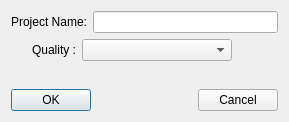
Qt form src/ATE/org/actions_on/project/ProjectWizard.ui (goanpeca/ATE.org) before a commit.
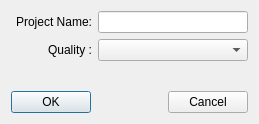
The same form after that commit.

Patch:
```diff
--- a/src/ATE/org/actions_on/project/ProjectWizard.ui
+++ b/src/ATE/org/actions_on/project/ProjectWizard.ui
@@ -6,8 +6,8 @@
    <rect>
     <x>0</x>
     <y>0</y>
-    <width>289</width>
-    <height>122</height>
+    <width>259</width>
+    <height>124</height>
    </rect>
   </property>
   <property name="windowTitle">
@@ -20,6 +20,24 @@
       <layout class="QHBoxLayout" name="horizontalLayout">
        <item>
         <widget class="QLabel" name="NewProjectLabel">
+         <property name="sizePolicy">
+          <sizepolicy hsizetype="Fixed" vsizetype="Fixed">
+           <horstretch>0</horstretch>
+           <verstretch>0</verstretch>
+          </sizepolicy>
+         </property>
+         <property name="minimumSize">
+          <size>
+           <width>81</width>
+           <height>22</height>
+          </size>
+         </property>
+         <property name="maximumSize">
+          <size>
+           <width>81</width>
+           <height>22</height>
+          </size>
+         </property>
          <property name="text">
           <string>Project Name:</string>
          </property>
@@ -30,6 +48,18 @@
        </item>
        <item>
         <widget class="QLineEdit" name="ProjectName">
+         <property name="minimumSize">
+          <size>
+           <width>150</width>
+           <height>22</height>
+          </size>
+         </property>
+         <property name="maximumSize">
+          <size>
+           <width>16777215</width>
+           <height>22</height>
+          </size>
+         </property>
          <property name="text">
           <string/>
          </property>
@@ -42,20 +72,20 @@
        <item>
         <widget class="QLabel" name="label_4">
          <property name="sizePolicy">
-          <sizepolicy hsizetype="Fixed" vsizetype="Preferred">
+          <sizepolicy hsizetype="Fixed" vsizetype="Fixed">
            <horstretch>0</horstretch>
            <verstretch>0</verstretch>
           </sizepolicy>
          </property>
          <property name="minimumSize">
           <size>
-           <width>65</width>
+           <width>81</width>
            <height>22</height>
           </size>
          </property>
          <property name="maximumSize">
           <size>
-           <width>65</width>
+           <width>81</width>
            <height>22</height>
           </size>
          </property>
@@ -70,7 +100,7 @@
        <item>
         <widget class="QComboBox" name="productQuality">
          <property name="sizePolicy">
-          <sizepolicy hsizetype="Fixed" vsizetype="Fixed">
+          <sizepolicy hsizetype="MinimumExpanding" vsizetype="Fixed">
            <horstretch>0</horstretch>
            <verstretch>0</verstretch>
           </sizepolicy>
@@ -83,7 +113,7 @@
          </property>
          <property name="maximumSize">
           <size>
-           <width>150</width>
+           <width>16777215</width>
            <height>22</height>
           </size>
          </property>
@@ -119,19 +149,6 @@
          </item>
         </widget>
        </item>
-       <item>
-        <spacer name="horizontalSpacer_4">
-         <property name="orientation">
-          <enum>Qt::Horizontal</enum>
-         </property>
-         <property name="sizeHint" stdset="0">
-          <size>
-           <width>40</width>
-           <height>20</height>
-          </size>
-         </property>
-        </spacer>
-       </item>
       </layout>
      </item>
      <item>
```
Left out of the diff: 4 changed lines with no effect on the pictures.
